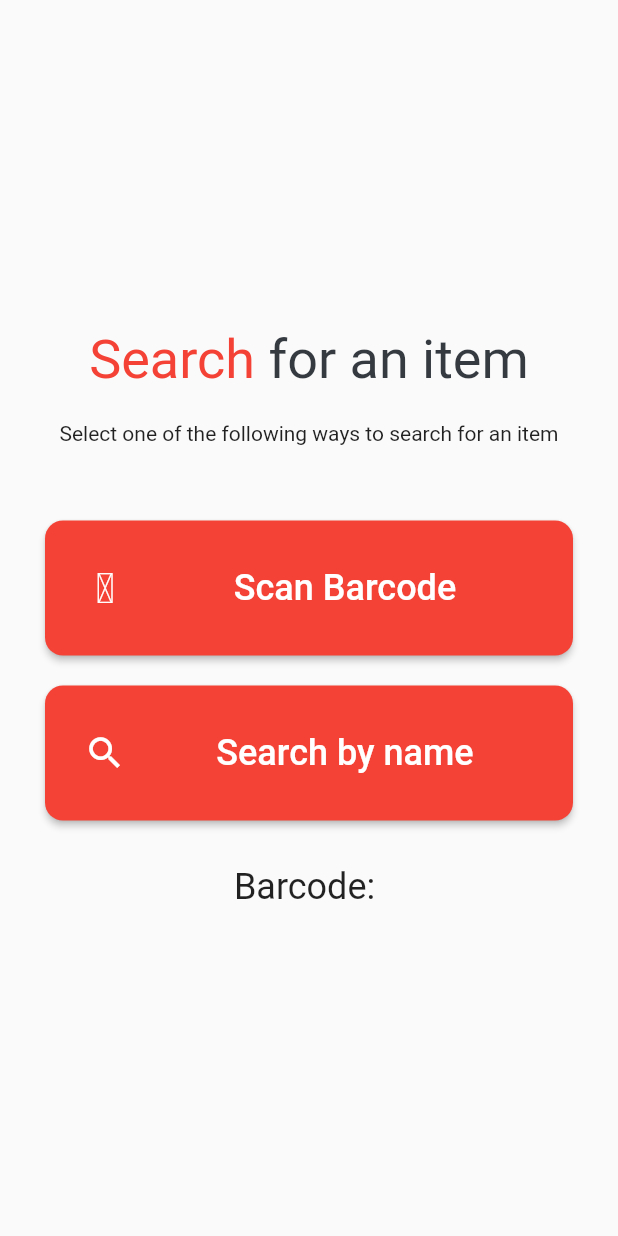
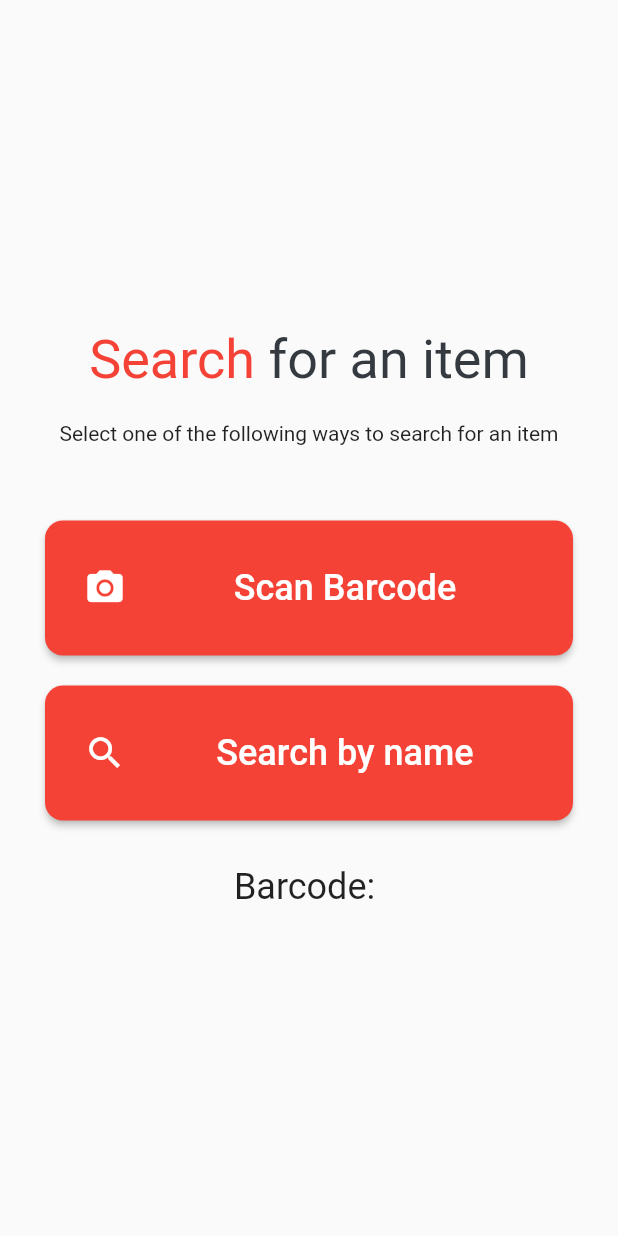
Before and after one commit to GDSCUTM-CommunityProjects/RedEat, a Flutter app: the SearchDefaultPage screen opened directly, on a phone screen of 412 x 824 dp. Run offline on Flutter 3.47's test engine with Material 2 defaults, Android fonts, the phone set to English and light mode, and no system bars; our stand-ins replace curved_navigation_bar, expandable; missing offline and left inert: flutter_barcode_scanner.

Commit message:
Fixed camera logo

```diff
--- a/src/lib/Pages/SearchDefaultPage.dart
+++ b/src/lib/Pages/SearchDefaultPage.dart
@@ -148,7 +148,7 @@ class _SearchDefaultPageState extends State<SearchDefaultPage> {
               ),
 
               const SizedBox(height: 50,),
-              searchOptionButton(context, const IconData(0xf586, fontFamily: "CupertinoIcons.iconFont", fontPackage: "iconFontPackage"), "Scan Barcode", ""),
+              searchOptionButton(context, Icons.camera_alt, "Scan Barcode", ""),
               const SizedBox(height: 20,),
               searchOptionButton(context, Icons.search, "Search by name", "/searchByName"),
               // SizedBox(height: 20,),
```
